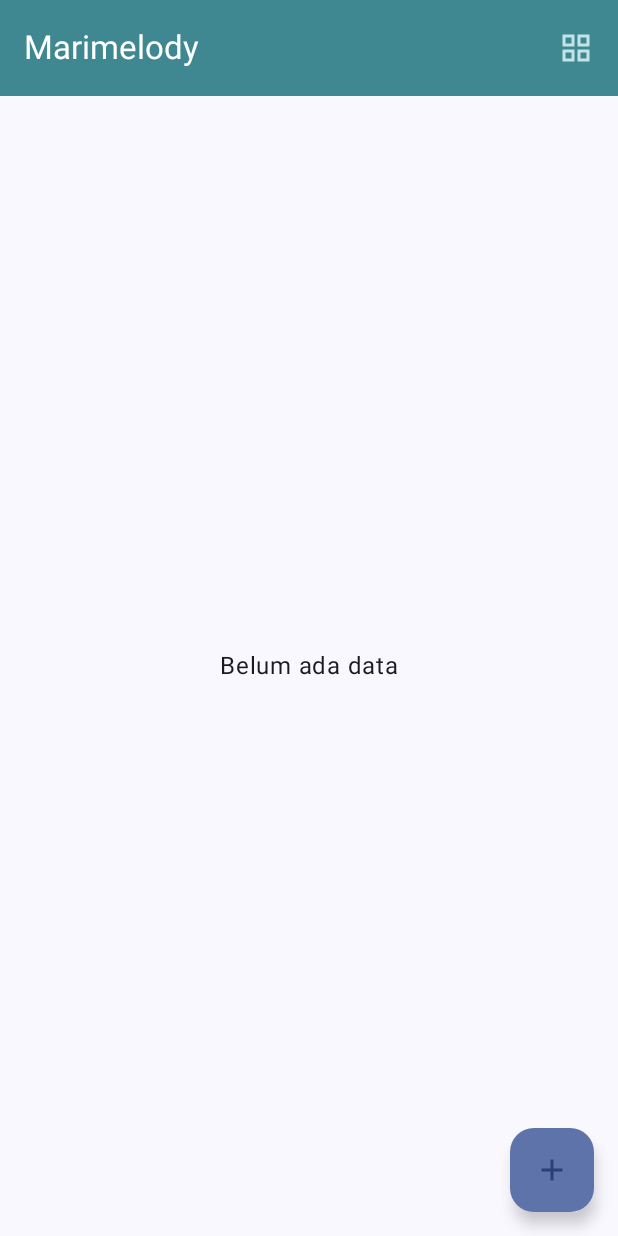
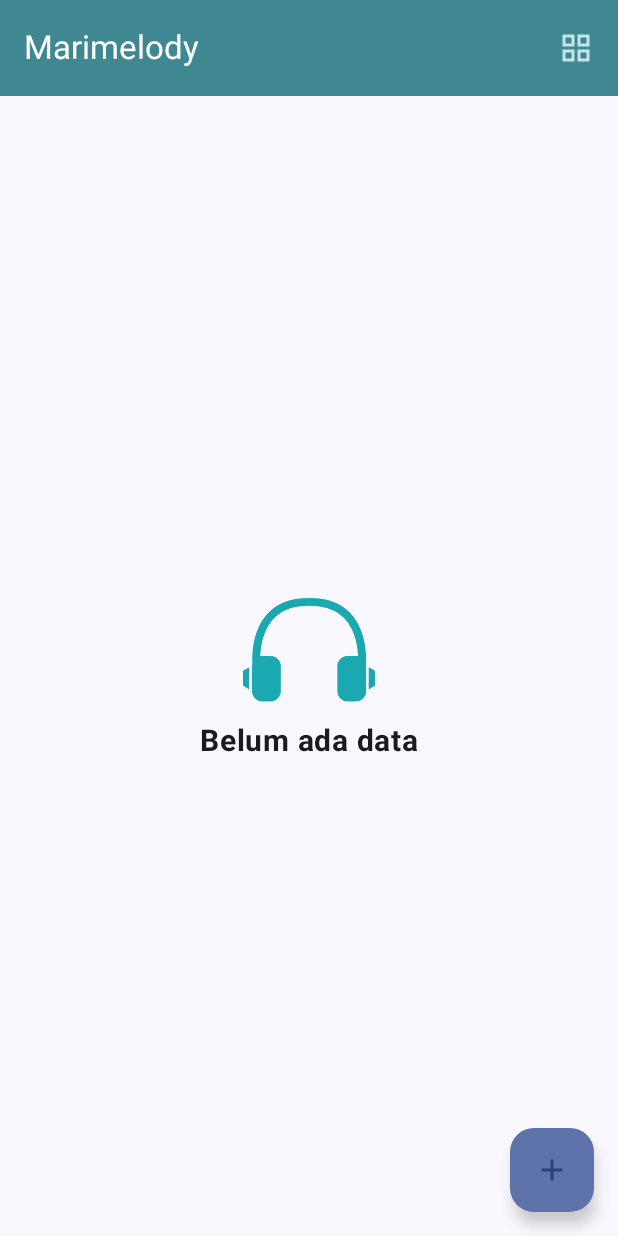
Before and after one commit to marianasamosir/Mobpro-1, an Android app built with Jetpack Compose: the screen it shows after launch (MainActivity), on a phone screen of 412 x 824 dp. Run offline under Robolectric (Android 15) with nearby library versions, the phone set to English and light mode, and no system bars; our stand-ins replace Room's generated code.

Commit message:
Memperbaiki Tampilan

```diff
--- a/app/src/main/java/org/d3if3159/assessment_2/ui/screen/DetailScreen.kt
+++ b/app/src/main/java/org/d3if3159/assessment_2/ui/screen/DetailScreen.kt
@@ -104,9 +104,11 @@ fun DetailScreen(navController: NavHostController, id: Long? = null) {
                             return@IconButton
                         }
                         if (id == null) {
+                            Toast.makeText(context, R.string.toas_simpan, Toast.LENGTH_LONG).show()
                             viewModel.insert(judul, pencipta, selectedGenre)
                         }
                         else {
+                            Toast.makeText(context, R.string.toas_simpan, Toast.LENGTH_LONG).show()
                             viewModel.update(id,judul,pencipta,selectedGenre)
                         }
                         navController.popBackStack() })
--- a/app/src/main/java/org/d3if3159/assessment_2/ui/screen/MainScreen.kt
+++ b/app/src/main/java/org/d3if3159/assessment_2/ui/screen/MainScreen.kt
@@ -132,7 +132,17 @@ fun ScreenContent(showList: Boolean, modifier: Modifier, navController: NavHostC
             verticalArrangement = Arrangement.Center,
             horizontalAlignment = Alignment.CenterHorizontally
         ) {
-            Text(text = stringResource(id = R.string.list_kosong))
+            Image(
+                painter = painterResource(id = R.drawable.headphone),
+                contentDescription = null,
+                modifier = Modifier.size(100.dp)
+            )
+
+            Text(
+                text = stringResource(id = R.string.list_kosong),
+                fontSize = 20.sp,
+                fontWeight = FontWeight.Bold
+            )
         }
     }
     else {
@@ -236,13 +246,15 @@ fun GridItem(musik: Musik, onClick: () -> Unit) {
             )
             Text(
                 text = musik.judul,
-                maxLines = 2,
+                maxLines = 1,
+                overflow = TextOverflow.Ellipsis,
                 fontSize = 17.sp,
                 fontWeight = FontWeight.Bold
             )
             Text(
                 text = musik.pencipta,
-                maxLines = 2
+                maxLines = 1,
+                overflow = TextOverflow.Ellipsis,
             )
             Text(text = musik.genre)
             Text(text = musik.tanggal)
--- a/app/src/main/res/values/strings.xml
+++ b/app/src/main/res/values/strings.xml
@@ -15,6 +15,7 @@
     <string name="simpan">Simpan</string>
     <string name="edit_musik">Ubah musik</string>
     <string name="invalid">Judul lagu dan pencipta lagu tidak boleh kosong.</string>
+    <string name="toas_simpan">Musik berasil disimpan.</string>
     <string name="lainnya">Opsi Lainnya</string>
     <string name="hapus">Hapus Musik</string>
     <string name="pesan_hapus">Hapus musik ini?</string>
```
Also changed, not shown: app/src/main/res/drawable-hdpi/headphone.png (added), app/src/main/res/drawable-mdpi/headphone.png (added), app/src/main/res/drawable-xhdpi/headphone.png (added), app/src/main/res/drawable-xxhdpi/headphone.png (added), app/src/main/res/drawable-xxxhdpi/headphone.png (added).
